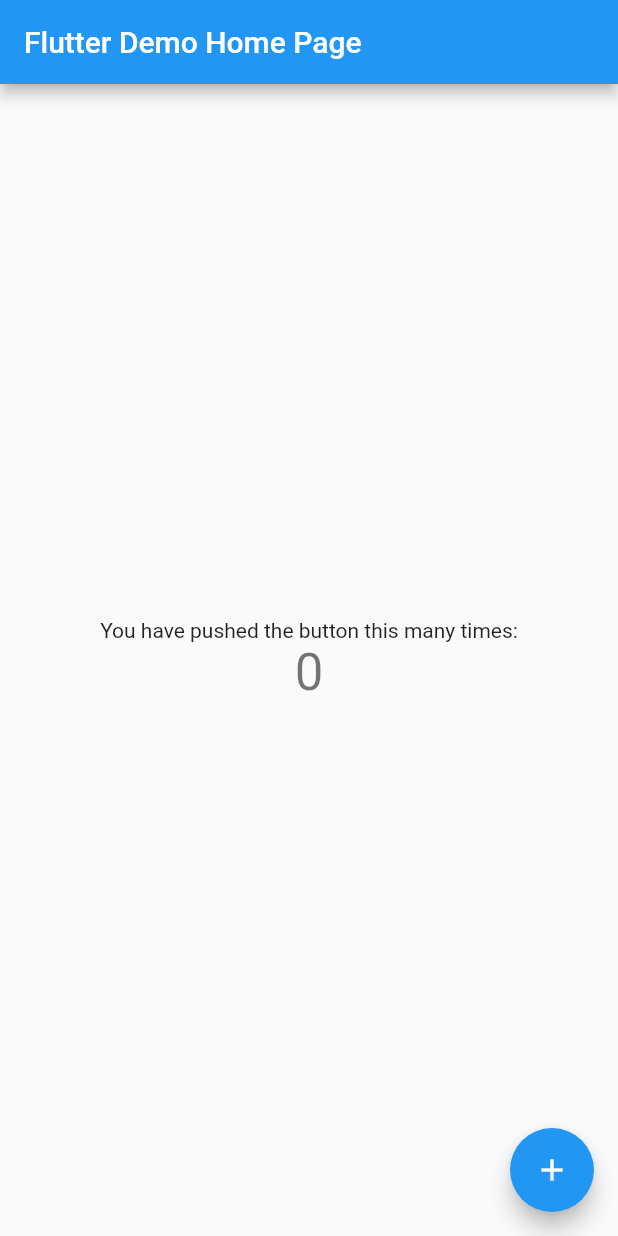
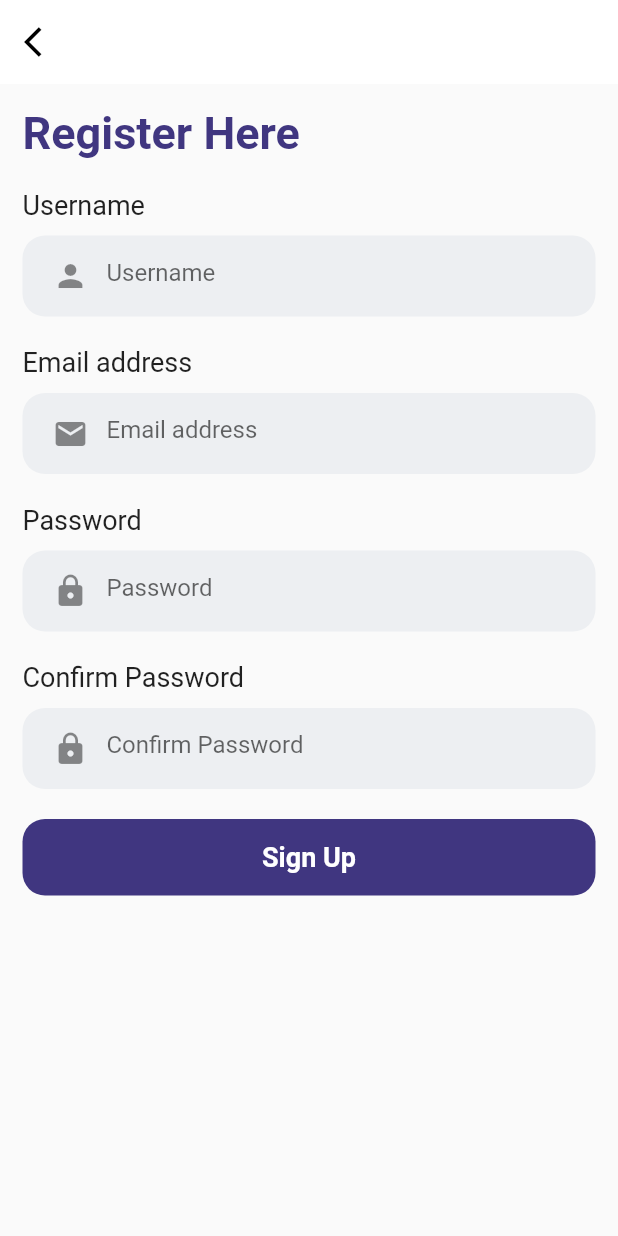
Before and after one commit to bishnusilwal/Recipe_Mobile_Frontend, a Flutter app: the screen it shows after launch, on a phone screen of 412 x 824 dp. Run offline on Flutter 3.47's test engine with Material 2 defaults, Android fonts, the phone set to English and light mode, and no system bars.

Commit message:
design register page

```diff
--- a/lib/main.dart
+++ b/lib/main.dart
@@ -1,115 +1,20 @@
 import 'package:flutter/material.dart';
+import 'package:recipe_mobile_frontend/screens/RegisterScreen.dart';
 
 void main() {
-  runApp(const MyApp());
+  runApp(MyApp());
 }
 
 class MyApp extends StatelessWidget {
-  const MyApp({Key? key}) : super(key: key);
-
   // This widget is the root of your application.
   @override
   Widget build(BuildContext context) {
     return MaterialApp(
-      title: 'Flutter Demo',
+      title: 'Recipe App',
       theme: ThemeData(
-        // This is the theme of your application.
-        //
-        // Try running your application with "flutter run". You'll see the
-        // application has a blue toolbar. Then, without quitting the app, try
-        // changing the primarySwatch below to Colors.green and then invoke
-        // "hot reload" (press "r" in the console where you ran "flutter run",
-        // or simply save your changes to "hot reload" in a Flutter IDE).
-        // Notice that the counter didn't reset back to zero; the application
-        // is not restarted.
         primarySwatch: Colors.blue,
       ),
-      home: const MyHomePage(title: 'Flutter Demo Home Page'),
+      home: RegisterScreen(),
     );
   }
 }
-
-class MyHomePage extends StatefulWidget {
-  const MyHomePage({Key? key, required this.title}) : super(key: key);
-
-  // This widget is the home page of your application. It is stateful, meaning
-  // that it has a State object (defined below) that contains fields that affect
-  // how it looks.
-
-  // This class is the configuration for the state. It holds the values (in this
-  // case the title) provided by the parent (in this case the App widget) and
-  // used by the build method of the State. Fields in a Widget subclass are
-  // always marked "final".
-
-  final String title;
-
-  @override
-  State<MyHomePage> createState() => _MyHomePageState();
-}
-
-class _MyHomePageState extends State<MyHomePage> {
-  int _counter = 0;
-
-  void _incrementCounter() {
-    setState(() {
-      // This call to setState tells the Flutter framework that something has
-      // changed in this State, which causes it to rerun the build method below
-      // so that the display can reflect the updated values. If we changed
-      // _counter without calling setState(), then the build method would not be
-      // called again, and so nothing would appear to happen.
-      _counter++;
-    });
-  }
-
-  @override
-  Widget build(BuildContext context) {
-    // This method is rerun every time setState is called, for instance as done
-    // by the _incrementCounter method above.
-    //
-    // The Flutter framework has been optimized to make rerunning build methods
-    // fast, so that you can just rebuild anything that needs updating rather
-    // than having to individually change instances of widgets.
-    return Scaffold(
-      appBar: AppBar(
-        // Here we take the value from the MyHomePage object that was created by
-        // the App.build method, and use it to set our appbar title.
-        title: Text(widget.title),
-      ),
-      body: Center(
-        // Center is a layout widget. It takes a single child and positions it
-        // in the middle of the parent.
-        child: Column(
-          // Column is also a layout widget. It takes a list of children and
-          // arranges them vertically. By default, it sizes itself to fit its
-          // children horizontally, and tries to be as tall as its parent.
-          //
-          // Invoke "debug painting" (press "p" in the console, choose the
-          // "Toggle Debug Paint" action from the Flutter Inspector in Android
-          // Studio, or the "Toggle Debug Paint" command in Visual Studio Code)
-          // to see the wireframe for each widget.
-          //
-          // Column has various properties to control how it sizes itself and
-          // how it positions its children. Here we use mainAxisAlignment to
-          // center the children vertically; the main axis here is the vertical
-          // axis because Columns are vertical (the cross axis would be
-          // horizontal).
-          mainAxisAlignment: MainAxisAlignment.center,
-          children: <Widget>[
-            const Text(
-              'You have pushed the button this many times:',
-            ),
-            Text(
-              '$_counter',
-              style: Theme.of(context).textTheme.headline4,
-            ),
-          ],
-        ),
-      ),
-      floatingActionButton: FloatingActionButton(
-        onPressed: _incrementCounter,
-        tooltip: 'Increment',
-        child: const Icon(Icons.add),
-      ), // This trailing comma makes auto-formatting nicer for build methods.
-    );
-  }
-}
--- /dev/null
+++ b/lib/screens/RegisterScreen.dart
@@ -0,0 +1,117 @@
+import 'package:flutter/material.dart';
+import 'package:recipe_mobile_frontend/widget/colors.dart';
+import 'package:recipe_mobile_frontend/widget/custom_button.dart';
+import 'package:recipe_mobile_frontend/widget/custom_input.dart';
+
+class RegisterScreen extends StatefulWidget {
+  const RegisterScreen({Key? key}) : super(key: key);
+
+  @override
+  _RegisterScreenState createState() => _RegisterScreenState();
+}
+
+class _RegisterScreenState extends State<RegisterScreen> {
+  final usernameController = new TextEditingController();
+  final emailController = new TextEditingController();
+  final password1Controller = new TextEditingController();
+  final password2Controller = new TextEditingController();
+
+  @override
+  Widget build(BuildContext context) {
+    Size size = MediaQuery.of(context).size;
+    return Scaffold(
+      appBar: AppBar(
+        leading: IconButton(
+          icon: Icon(Icons.arrow_back_ios),
+          color: blackColor,
+          onPressed: () {},
+        ),
+        backgroundColor: whiteColor,
+        elevation: 0,
+      ),
+      body: SingleChildScrollView(
+        padding: const EdgeInsets.symmetric(horizontal: 15.0, vertical: 15.0),
+        child: Column(
+          crossAxisAlignment: CrossAxisAlignment.start,
+          children: [
+            Text(
+              "Register Here",
+              style: TextStyle(
+                  fontSize: 30.0,
+                  fontWeight: FontWeight.bold,
+                  color: primaryColor),
+            ),
+            SizedBox(
+              height: 20.0,
+            ),
+            CustomInputBox(
+              title: "Username",
+              hint: "Username",
+              isInvisible: false,
+              icon: Icons.person,
+              controller: usernameController,
+              size: size,
+            ),
+            SizedBox(
+              height: 20.0,
+            ),
+            CustomInputBox(
+              title: "Email address",
+              hint: "Email address",
+              isInvisible: false,
+              icon: Icons.mail,
+              controller: emailController,
+              size: size,
+            ),
+            SizedBox(
+              height: 20.0,
+            ),
+            CustomInputBox(
+              title: "Password",
+              hint: "Password",
+              isInvisible: true,
+              icon: Icons.lock,
+              controller: password1Controller,
+              size: size,
+            ),
+            SizedBox(
+              height: 20.0,
+            ),
+            CustomInputBox(
+              title: "Confirm Password",
+              hint: "Confirm Password",
+              isInvisible: true,
+              icon: Icons.lock,
+              size: size,
+              controller: password2Controller,
+            ),
+            SizedBox(height: 20.0),
+            CustomButton(
+              title: "Sign Up",
+              textColor: whiteColor,
+              buttonColor: primaryColor,
+              onTap: () {
+                if (usernameController.text.isNotEmpty ||
+                    emailController.text.isNotEmpty ||
+                    password1Controller.text.isNotEmpty ||
+                    password2Controller.text.isNotEmpty) {
+                  if (password1Controller.text != password2Controller.text) {
+                    ScaffoldMessenger.of(context).showSnackBar(SnackBar(
+                      content: Text("Password donot match"),
+                      backgroundColor: Colors.grey,
+                    ));
+                  } else {}
+                } else {
+                  ScaffoldMessenger.of(context).showSnackBar(SnackBar(
+                    content: Text("Some error occured please try later"),
+                    backgroundColor: Colors.grey,
+                  ));
+                }
+              },
+            ),
+          ],
+        ),
+      ),
+    );
+  }
+}
--- /dev/null
+++ b/lib/widget/colors.dart
@@ -0,0 +1,6 @@
+import 'package:flutter/material.dart';
+
+final Color primaryColor = Color(0xff403680);
+final Color inputBoxColor = Color(0xffEDEFF2);
+final Color whiteColor = Color(0xffffffff);
+final Color blackColor = Color(0xff000000);
--- /dev/null
+++ b/lib/widget/custom_button.dart
@@ -0,0 +1,46 @@
+import 'package:flutter/material.dart';
+
+class CustomButton extends StatelessWidget {
+  final String? title;
+  final Function onTap;
+  final Color? buttonColor, textColor;
+  final double? width;
+
+  const CustomButton({
+    Key? key,
+    this.title,
+    required this.onTap,
+    this.buttonColor,
+    this.textColor,
+    this.width,
+  }) : super(key: key);
+  @override
+  Widget build(BuildContext context) {
+    return InkWell(
+      onTap: () {
+        onTap();
+      },
+      child: Container(
+        width: width,
+        padding: EdgeInsets.symmetric(
+          horizontal: 10.0,
+          vertical: 15.0,
+        ),
+        alignment: Alignment.center,
+        decoration: BoxDecoration(
+          borderRadius: BorderRadius.circular(15.0),
+          color: buttonColor,
+        ),
+        child: Text(
+          title!,
+          textAlign: TextAlign.center,
+          style: TextStyle(
+            color: textColor,
+            fontWeight: FontWeight.bold,
+            fontSize: 18.0,
+          ),
+        ),
+      ),
+    );
+  }
+}
--- /dev/null
+++ b/lib/widget/custom_input.dart
@@ -0,0 +1,72 @@
+import 'package:flutter/material.dart';
+
+import 'colors.dart';
+
+
+class CustomInputBox extends StatelessWidget {
+  final String? title, hint;
+  final String? error;
+  final IconData icon;
+  final IconData? suffixIcon;
+  final bool? isInvisible, hasError;
+  final TextEditingController controller;
+
+  const CustomInputBox({
+    Key? key,
+    required this.size,
+    this.width,
+    this.onTap,
+    this.radius,
+    this.hint,
+    required this.icon,
+    this.suffixIcon,
+    this.isInvisible = false,
+    required this.controller,
+    this.error,
+    this.title,
+    this.hasError,
+    this.keyboardType = TextInputType.text,
+  }) : super(key: key);
+  final Size size;
+  final double? width, radius;
+  final TextInputType? keyboardType;
+  final VoidCallback? onTap;
+
+  @override
+  Widget build(BuildContext context) {
+    return Container(
+      child: SingleChildScrollView(
+        child: Column(
+          crossAxisAlignment: CrossAxisAlignment.start,
+          children: [
+            Text(
+              title!,
+              style: TextStyle(fontSize: 18.0),
+            ),
+            SizedBox(height: 10.0),
+            Container(
+              padding: EdgeInsets.symmetric(horizontal: 8.0, vertical: 3.0),
+              decoration: BoxDecoration(
+                borderRadius: BorderRadius.circular(15.0),
+                color: inputBoxColor,
+              ),
+              child: TextFormField(
+                controller: controller,
+                keyboardType: keyboardType,
+                obscureText: isInvisible!,
+                maxLines: keyboardType == TextInputType.multiline ? 5 : 1,
+                decoration: InputDecoration(
+                  prefixIcon: Icon(icon),
+                  suffixIcon: Icon(suffixIcon),
+                  hintText: hint!,
+                  errorText: hasError == true ? error : null,
+                  border: InputBorder.none,
+                ),
+              ),
+            ),
+          ],
+        ),
+      ),
+    );
+  }
+}
```
Also changed, not shown: lib/widget/generated_plugin_registrant.dart (added, +16 -0 lines), 1 other file.
